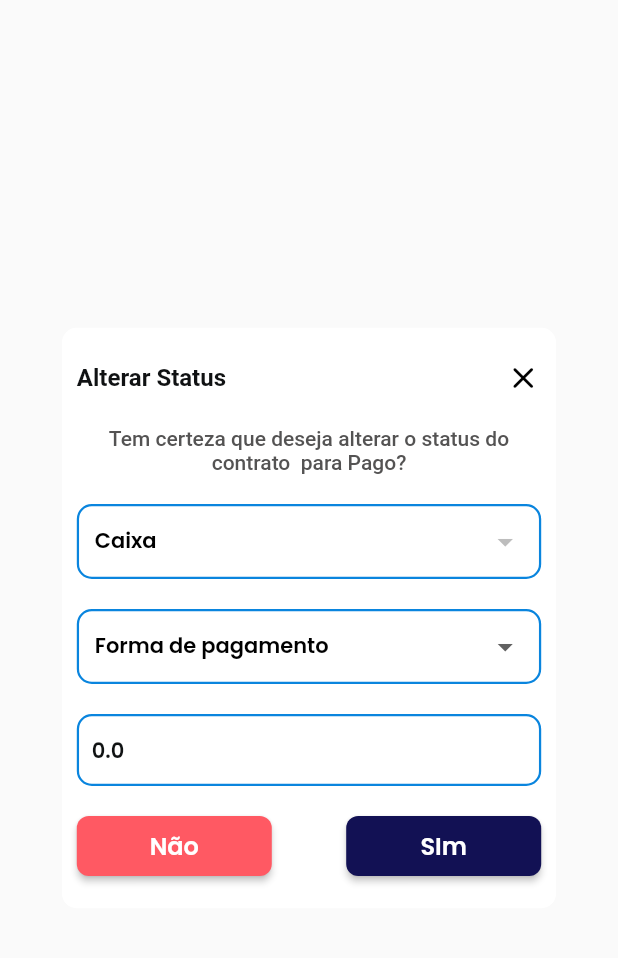
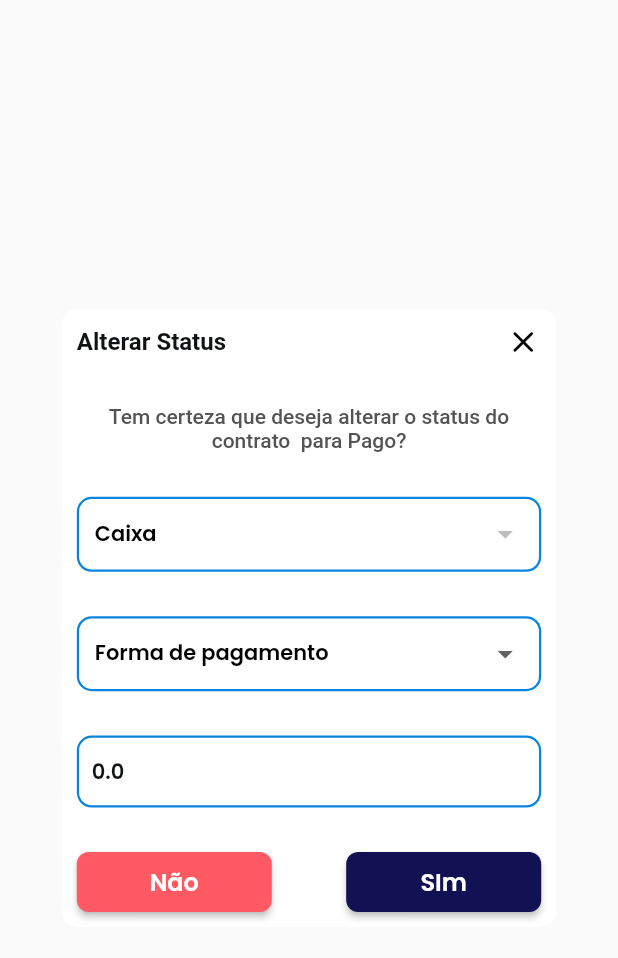
Before and after one commit to gabriel8824/progem, a Flutter app: the StatusPagoContratoWidget widget shown alone on an empty page, opened directly with empty values, on a phone screen of 412 x 824 dp. Shown: the top 958 px of the screen. Run offline on Flutter 3.47's test engine with Material 2 defaults, Android fonts, the phone set to English and light mode, and no system bars; drawn by our look-alikes of auto_size_text; our stand-ins replace built_collection, built_value, cached_network_image, cloud_firestore, easy_debounce, equatable and 19 more; missing offline and left inert: json_path, text_search; accounts and stored records are empty; network calls fail.

Commit message:
Updating to latest FlutterFlow output.

```diff
--- a/lib/components/status_pago_contrato_widget.dart
+++ b/lib/components/status_pago_contrato_widget.dart
@@ -11,7 +11,6 @@ import '../custom_code/actions/index.dart' as actions;
 import 'package:cloud_firestore/cloud_firestore.dart';
 import 'package:flutter/material.dart';
 import 'package:google_fonts/google_fonts.dart';
-import 'package:mask_text_input_formatter/mask_text_input_formatter.dart';
 import 'package:provider/provider.dart';
 import 'package:text_search/text_search.dart';
 
@@ -35,7 +34,6 @@ class _StatusPagoContratoWidgetState extends State<StatusPagoContratoWidget> {
   String? dropDownCValue;
   String? dropDownValue;
   TextEditingController? textController;
-  final textFieldMask = MaskTextInputFormatter(mask: 'R\$ #.##0,00');
 
   @override
   void initState() {
@@ -94,7 +92,9 @@ class _StatusPagoContratoWidgetState extends State<StatusPagoContratoWidget> {
                       borderRadius: BorderRadius.circular(10),
                       child: Container(
                         width: MediaQuery.of(context).size.width * 0.8,
-                        height: MediaQuery.of(context).size.height * 0.47,
+                        constraints: BoxConstraints(
+                          maxHeight: MediaQuery.of(context).size.height * 0.5,
+                        ),
                         decoration: BoxDecoration(
                           color:
                               FlutterFlowTheme.of(context).secondaryBackground,
@@ -106,7 +106,7 @@ class _StatusPagoContratoWidgetState extends State<StatusPagoContratoWidget> {
                             padding:
                                 EdgeInsetsDirectional.fromSTEB(10, 10, 10, 10),
                             child: Column(
-                              mainAxisSize: MainAxisSize.min,
+                              mainAxisSize: MainAxisSize.max,
                               mainAxisAlignment: MainAxisAlignment.spaceBetween,
                               crossAxisAlignment: CrossAxisAlignment.center,
                               children: [
@@ -274,14 +274,16 @@ class _StatusPagoContratoWidgetState extends State<StatusPagoContratoWidget> {
                                       ),
                                       errorBorder: OutlineInputBorder(
                                         borderSide: BorderSide(
-                                          color: Color(0x00000000),
+                                          color: FlutterFlowTheme.of(context)
+                                              .alternate,
                                           width: 1.5,
                                         ),
                                         borderRadius: BorderRadius.circular(10),
                                       ),
                                       focusedErrorBorder: OutlineInputBorder(
                                         borderSide: BorderSide(
-                                          color: Color(0x00000000),
+                                          color: FlutterFlowTheme.of(context)
+                                              .alternate,
                                           width: 1.5,
                                         ),
                                         borderRadius: BorderRadius.circular(10),
@@ -306,7 +308,6 @@ class _StatusPagoContratoWidgetState extends State<StatusPagoContratoWidget> {
                                     keyboardType:
                                         const TextInputType.numberWithOptions(
                                             signed: true, decimal: true),
-                                    inputFormatters: [textFieldMask],
                                   ),
                                 ),
                                 if (widget.cobranca!.status != 'RECEBIDA')
--- a/pubspec.yaml
+++ b/pubspec.yaml
@@ -65,7 +65,6 @@ dependencies:
   json_path: 0.4.1
   json_serializable: 6.3.1
   lottie: 1.2.1
-  mask_text_input_formatter: 2.4.0
   page_transition: 2.0.4
   plugin_platform_interface: 2.1.3
   provider: 6.0.4
```
